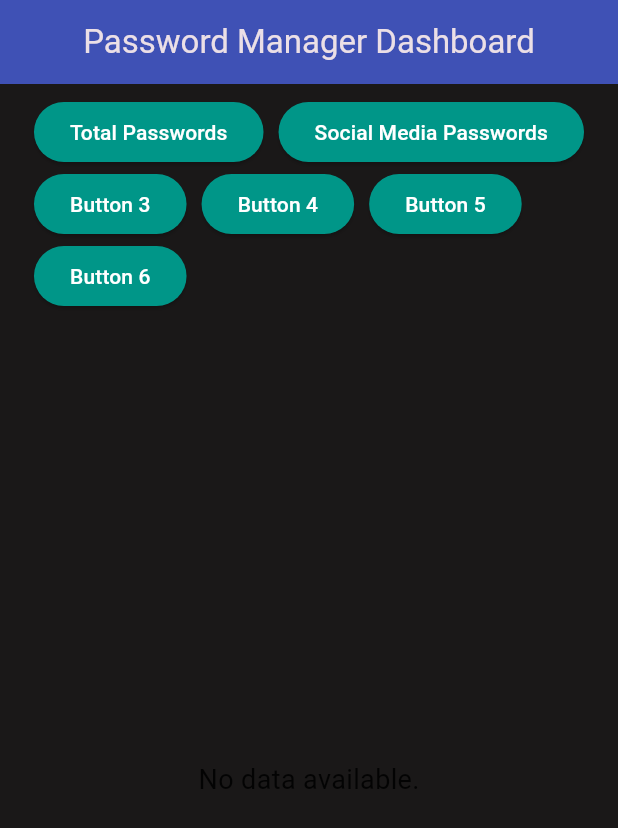
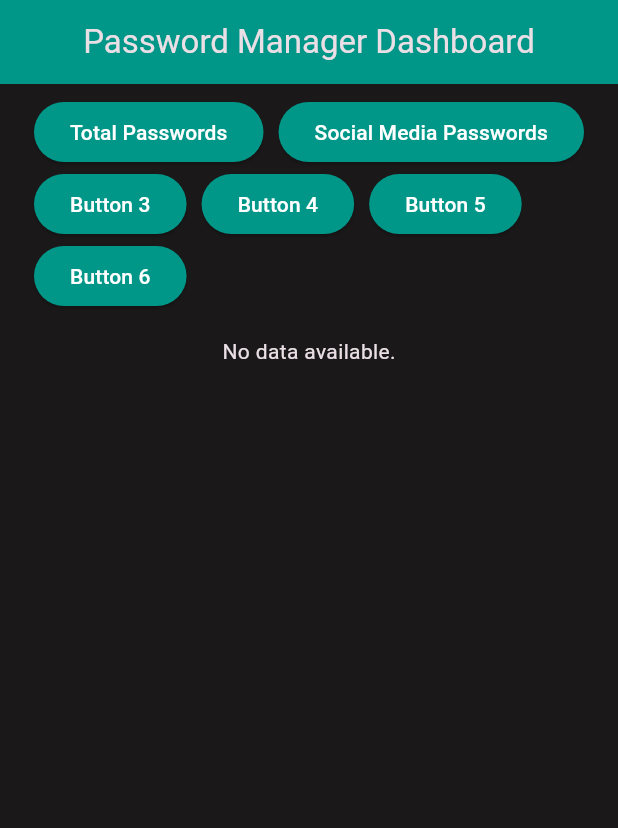
Before and after one commit to TizianoAlbore/pswmanager, a Flutter app: the PasswordManagerDashboard screen opened directly, on a phone screen of 412 x 824 dp. Shown: the top 828 px of the screen. Run offline on Flutter 3.47's test engine with Material 3 defaults, Android fonts, the light colour scheme and no system bars; our stand-ins replace cloud_firestore, firebase_auth, firebase_core, flutter_dotenv; missing offline and left inert: base32, blockchain_utils, cryptography; accounts and stored records are empty; project files that could hold a hidden picture were left out.

Commit message:
dashboard_color

```diff
--- a/lib/dashboard.dart
+++ b/lib/dashboard.dart
@@ -65,33 +65,21 @@ class _PasswordManagerDashboardState extends State<PasswordManagerDashboard> {
 
   Widget _buildDataTable() {
     if (_isLoading) {
-      return Center(child: CircularProgressIndicator(color: Colors.indigo));
+      return Center(child: CircularProgressIndicator());
     }
 
     if (_data.isEmpty) {
-      return Center(
-        child: Text(
-          'No data available.',
-          style: TextStyle(color: Colors.black87, fontSize: 18),
-        ),
-      );
+      return Center(child: Text('No data available.'));
     }
 
     return PaginatedDataTable(
-      header: Text(
-        'Fetched Data',
-        style: TextStyle(
-          color: Colors.indigo,
-          fontWeight: FontWeight.bold,
-          fontSize: 18,
-        ),
-      ),
+      header: Text('Fetched Data', style: TextStyle(color: Colors.black87)),
       rowsPerPage: _rowsPerPage,
       columns: _data.isNotEmpty
           ? _data[0].keys
               .map((key) => DataColumn(
-                  label: Text(key.toUpperCase(),
-                      style: TextStyle(color: Colors.teal))))
+                    label: Text(key.toUpperCase(), style: TextStyle(color: Colors.blueGrey)),
+                  ))
               .toList()
           : [],
       source: _DataTableSource(_data),
@@ -104,10 +92,11 @@ class _PasswordManagerDashboardState extends State<PasswordManagerDashboard> {
     return Scaffold(
       appBar: AppBar(
         title: Text('Password Manager Dashboard'),
-        backgroundColor: Colors.indigo,
         centerTitle: true,
+        backgroundColor: Colors.teal, // Improved contrast
       ),
-      body: Column(
+      body: SingleChildScrollView( // Ensures responsiveness
+        child: Column(
           children: [
             Padding(
               padding: const EdgeInsets.all(8.0),
@@ -116,51 +105,55 @@ class _PasswordManagerDashboardState extends State<PasswordManagerDashboard> {
                 children: [
                   ElevatedButton(
                       onPressed: () => _fetchData('total_passwords'),
-                  child: Text('Total Passwords'),
                       style: ElevatedButton.styleFrom(
-                      backgroundColor: Colors.teal,
-                      foregroundColor: Colors.white),
+                        primary: Colors.teal,
+                        onPrimary: Colors.white, // Better contrast
                       ),
+                      child: Text('Total Passwords')),
                   ElevatedButton(
                       onPressed: () => _fetchData('social_media_passwords'),
-                  child: Text('Social Media Passwords'),
                       style: ElevatedButton.styleFrom(
-                      backgroundColor: Colors.teal,
-                      foregroundColor: Colors.white),
+                        primary: Colors.teal,
+                        onPrimary: Colors.white,
                       ),
+                      child: Text('Social Media Passwords')),
                   ElevatedButton(
                       onPressed: () => _fetchData('button_3_endpoint'),
-                  child: Text('Button 3'),
                       style: ElevatedButton.styleFrom(
-                      backgroundColor: Colors.teal,
-                      foregroundColor: Colors.white),
+                        primary: Colors.teal,
+                        onPrimary: Colors.white,
                       ),
+                      child: Text('Button 3')),
                   ElevatedButton(
                       onPressed: () => _fetchData('button_4_endpoint'),
-                  child: Text('Button 4'),
                       style: ElevatedButton.styleFrom(
-                      backgroundColor: Colors.teal,
-                      foregroundColor: Colors.white),
+                        primary: Colors.teal,
+                        onPrimary: Colors.white,
                       ),
+                      child: Text('Button 4')),
                   ElevatedButton(
                       onPressed: () => _fetchData('button_5_endpoint'),
-                  child: Text('Button 5'),
                       style: ElevatedButton.styleFrom(
-                      backgroundColor: Colors.teal,
-                      foregroundColor: Colors.white),
+                        primary: Colors.teal,
+                        onPrimary: Colors.white,
                       ),
+                      child: Text('Button 5')),
                   ElevatedButton(
                       onPressed: () => _fetchData('button_6_endpoint'),
-                  child: Text('Button 6'),
                       style: ElevatedButton.styleFrom(
-                      backgroundColor: Colors.teal,
-                      foregroundColor: Colors.white),
+                        primary: Colors.teal,
+                        onPrimary: Colors.white,
+                      ),
+                      child: Text('Button 6')),
+                ],
+              ),
+            ),
+            Container(
+              padding: EdgeInsets.all(8),
+              child: _buildDataTable(),
             ),
           ],
         ),
-          ),
-          Expanded(child: _buildDataTable()),
-        ],
       ),
     );
   }
@@ -176,13 +169,12 @@ class _DataTableSource extends DataTableSource {
     if (index >= _data.length) return null;
 
     final row = _data[index];
-    return DataRow(
-        cells: row.values
-            .map((value) => DataCell(Text(
+    return DataRow(cells: row.values.map((value) {
+      return DataCell(Text(
         value.toString(),
-                  style: TextStyle(color: Colors.black87),
-                )))
-            .toList());
+        style: TextStyle(color: Colors.black87), // Consistent color
+      ));
+    }).toList());
   }
 
   @override
```
Lines whose indentation alone changed are shown as unchanged.
